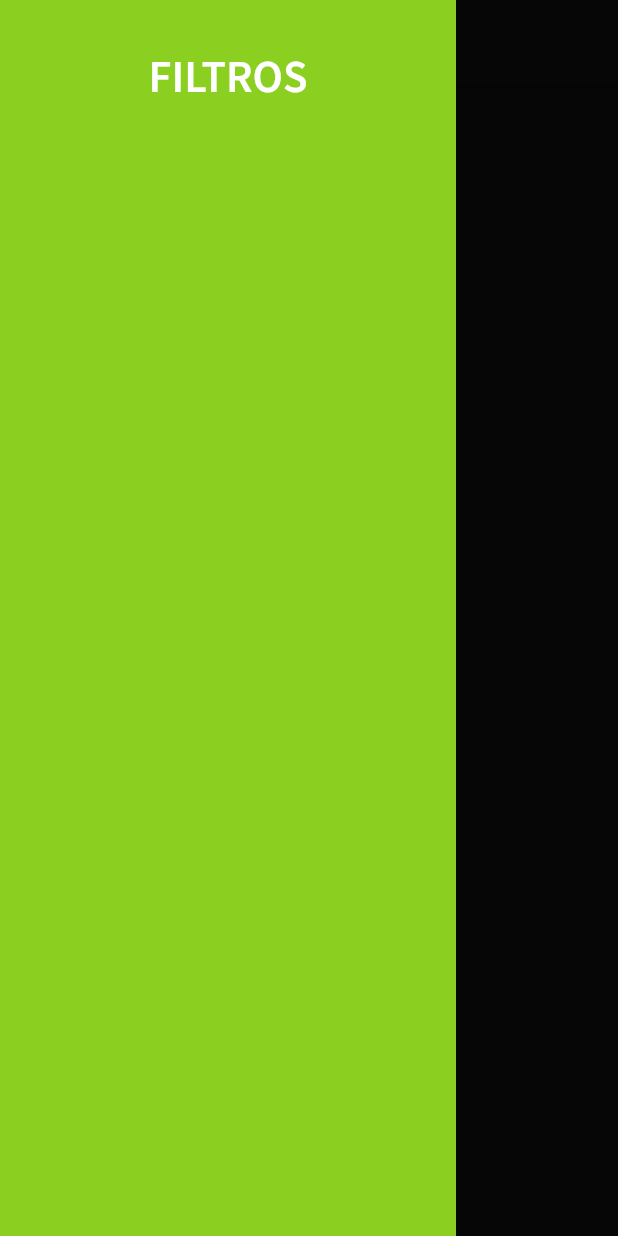
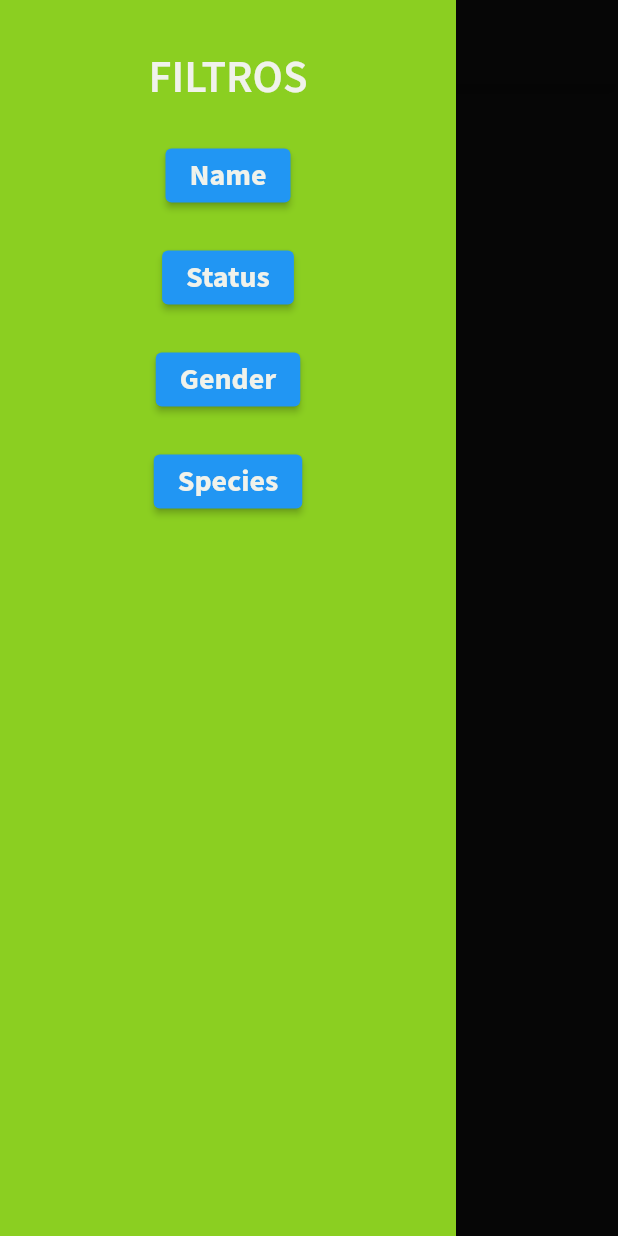
Before and after one commit to dorotech/flutter-test, a Flutter app: the screen it shows after launch, with the side drawer open, on a phone screen of 412 x 824 dp. Run offline on Flutter 3.47's test engine with Material 2 defaults, Android fonts, the light colour scheme and no system bars; our stand-ins replace flutter_bloc, google_fonts; missing offline and left inert: expansion_card; network calls fail.

Commit message:
feat(Filters): creating and applying filters
creation and application of filters for names, status, gender and species

```diff
--- a/map/lib/screens/character_list_screen.dart
+++ b/map/lib/screens/character_list_screen.dart
@@ -24,6 +24,11 @@ class _CharacterListScreenState extends State<CharacterListScreen> {
   String? _species;
   String? _type;
 
+  bool nameVisible = true;
+  bool genderVisible = true;
+  bool statusVisible = true;
+  bool speciesVisible = true;
+
   @override
   void initState() {
     _cubit = BlocProvider.of<RickandMortyCubit>(context);
@@ -49,9 +54,80 @@ class _CharacterListScreenState extends State<CharacterListScreen> {
               Text(
                 'FILTROS',
                 style: GoogleFonts.sourceSansPro(
-                    color: Colors.white,
+                    color: AppColors.white,
                     fontSize: 30,
                     fontWeight: FontWeight.w600),
+              ),
+              const SizedBox(
+                height: 20,
+              ),
+              ElevatedButton(
+                onPressed: () {
+                  setState(() {
+                    nameVisible = !nameVisible;
+                  });
+                },
+                child: Text(
+                  'Name',
+                  style: GoogleFonts.sourceSansPro(
+                      color: AppColors.white,
+                      fontSize: 20,
+                      fontWeight: FontWeight.w700),
+                ),
+              ),
+              const SizedBox(
+                height: 20,
+              ),
+              ElevatedButton(
+                onPressed: () {
+                  setState(() {
+                    statusVisible = !statusVisible;
+                  });
+                },
+                child: Text(
+                  'Status',
+                  style: GoogleFonts.sourceSansPro(
+                      color: AppColors.white,
+                      fontSize: 20,
+                      fontWeight: FontWeight.w700),
+                ),
+              ),
+              const SizedBox(
+                height: 20,
+              ),
+              ElevatedButton(
+                onPressed: () {
+                  setState(() {
+                    genderVisible = !genderVisible;
+                  });
+                },
+                child: Text(
+                  'Gender',
+                  style: GoogleFonts.sourceSansPro(
+                      color: AppColors.white,
+                      fontSize: 20,
+                      fontWeight: FontWeight.w700),
+                ),
+              ),
+              const SizedBox(
+                height: 20,
+              ),
+              ElevatedButton(
+                onPressed: () {
+                  setState(() {
+                    speciesVisible = !speciesVisible;
+                  });
+                },
+                child: Text(
+                  'Species',
+                  style: GoogleFonts.sourceSansPro(
+                      color: AppColors.white,
+                      fontSize: 20,
+                      fontWeight: FontWeight.w700),
+                ),
+              ),
+              const SizedBox(
+                height: 20,
               ),
             ],
           ),
@@ -107,9 +183,11 @@ class _CharacterListScreenState extends State<CharacterListScreen> {
                             _img!,
                           ),
                           title: Column(
-                            crossAxisAlignment: CrossAxisAlignment.start,
+                            crossAxisAlignment: CrossAxisAlignment.end,
                             children: [
-                              Text(
+                              Visibility(
+                                visible: nameVisible,
+                                child: Text(
                                   _nameCharacter!,
                                   style: GoogleFonts.sourceSansPro(
                                       backgroundColor: AppColors.mainColor,
@@ -117,10 +195,13 @@ class _CharacterListScreenState extends State<CharacterListScreen> {
                                       fontSize: 30,
                                       fontWeight: FontWeight.w700),
                                 ),
+                              ),
                               const SizedBox(
                                 height: 20,
                               ),
-                              Text(
+                              Visibility(
+                                visible: statusVisible,
+                                child: Text(
                                   _status!,
                                   style: GoogleFonts.sourceSansPro(
                                       backgroundColor: AppColors.black,
@@ -128,10 +209,13 @@ class _CharacterListScreenState extends State<CharacterListScreen> {
                                       fontSize: 15,
                                       fontWeight: FontWeight.w700),
                                 ),
+                              ),
                               const SizedBox(
                                 height: 20,
                               ),
-                              Text(
+                              Visibility(
+                                visible: genderVisible,
+                                child: Text(
                                   _gender!,
                                   style: GoogleFonts.sourceSansPro(
                                       backgroundColor: AppColors.black,
@@ -139,16 +223,20 @@ class _CharacterListScreenState extends State<CharacterListScreen> {
                                       fontSize: 15,
                                       fontWeight: FontWeight.w700),
                                 ),
+                              ),
                               const SizedBox(
                                 height: 20,
                               ),
-                              Text(
+                              Visibility(
+                                visible: speciesVisible,
+                                child: Text(
                                   _species!,
                                   style: GoogleFonts.sourceSansPro(
                                       backgroundColor: AppColors.black,
                                       color: AppColors.white,
                                       fontSize: 15,
                                       fontWeight: FontWeight.w700),
+                                ),
                               ),
                               const SizedBox(
                                 height: 20,
```
Lines whose indentation alone changed are shown as unchanged.
